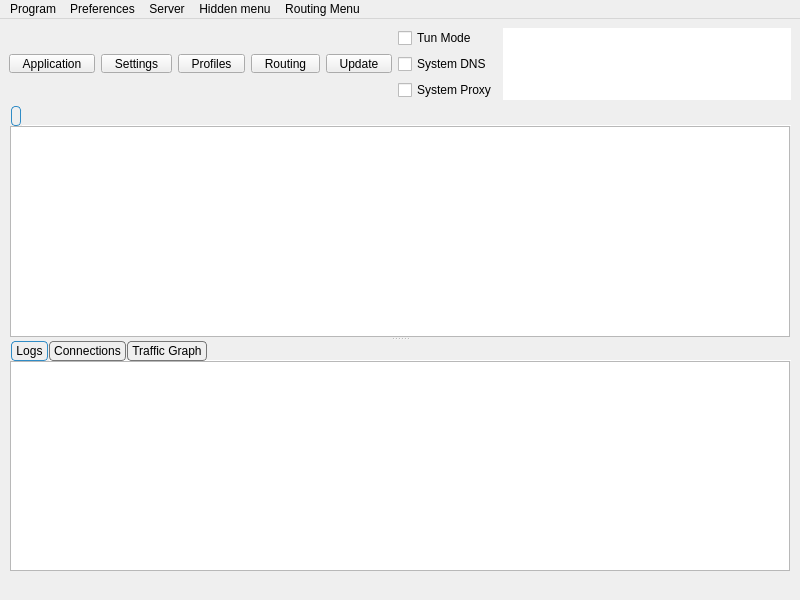
This is include/ui/mainwindow.ui in shengmo0210/Throne as Qt 5 draws it before an edit. The edited form follows.
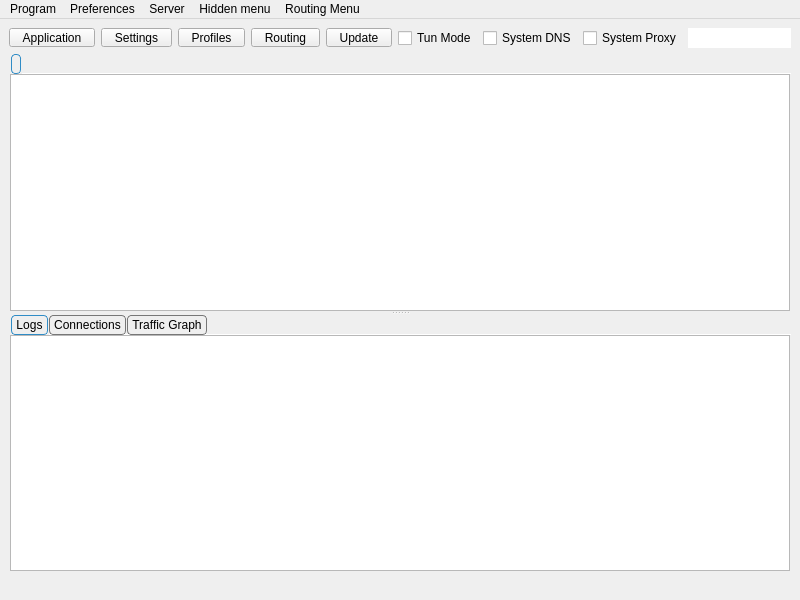
This is the edited form. Icons and pictures are not drawn. Custom widgets are drawn as their Qt base class.

What changed in the file:
```diff
--- a/include/ui/mainwindow.ui
+++ b/include/ui/mainwindow.ui
@@ -229,7 +229,7 @@
        </widget>
       </item>
       <item>
-       <layout class="QVBoxLayout" name="verticalLayout_4">
+       <layout class="QHBoxLayout" name="verticalLayout_4">
         <item>
          <widget class="QCheckBox" name="checkBox_VPN">
           <property name="sizePolicy">
```
